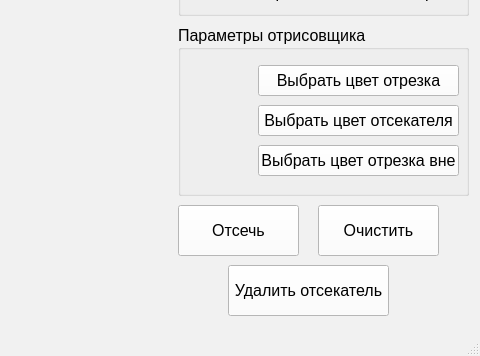
Old version of the form KG/lab_07/line_cutter/mainwindow.ui in the repository ZeynalovZ/BMSTU-4-sem; both pictures show x 752 to 1232 and y 321 to 677 of the 1232 by 677 pixel window.
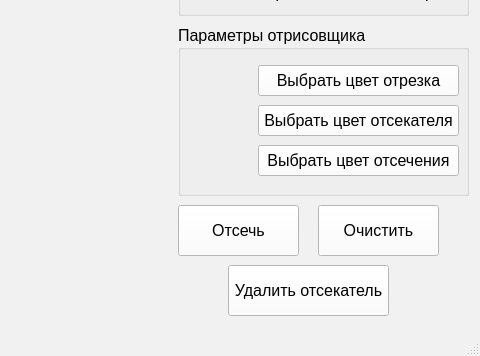
New version of the form.

What changed in the file:
```diff
--- a/KG/lab_07/line_cutter/mainwindow.ui
+++ b/KG/lab_07/line_cutter/mainwindow.ui
@@ -3206,7 +3206,7 @@
       <cursorShape>PointingHandCursor</cursorShape>
      </property>
      <property name="text">
-      <string>Выбрать цвет отрезка вне</string>
+      <string>Выбрать цвет отсечения</string>
      </property>
     </widget>
     <widget class="QLabel" name="outline_color_label">
```
